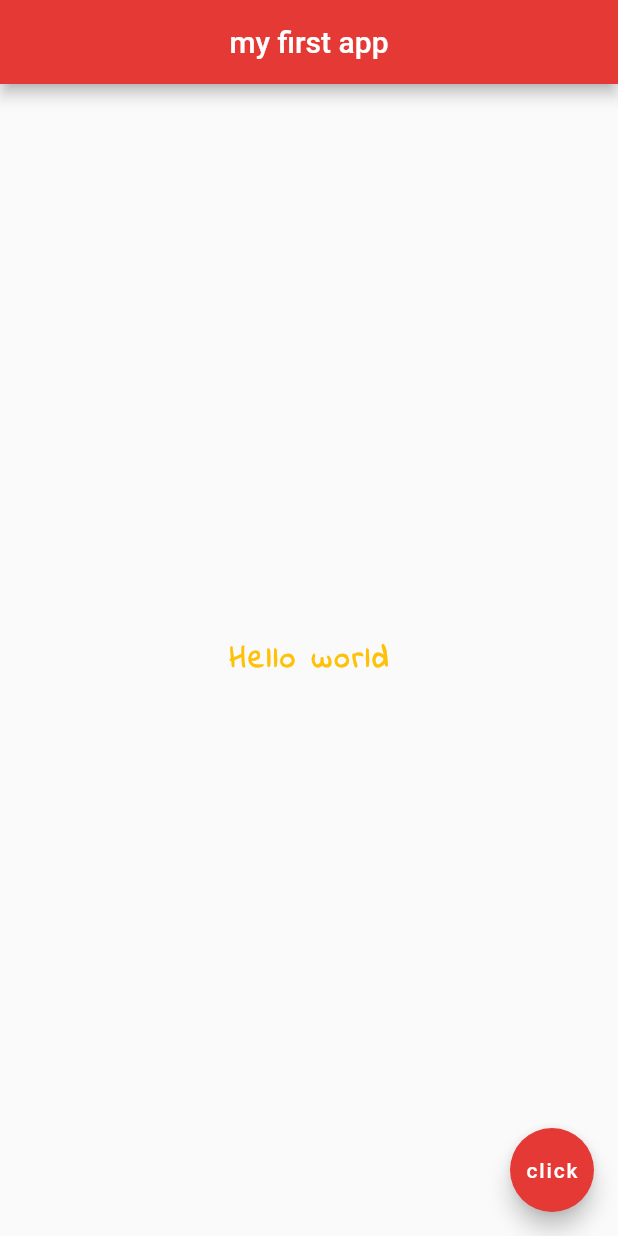
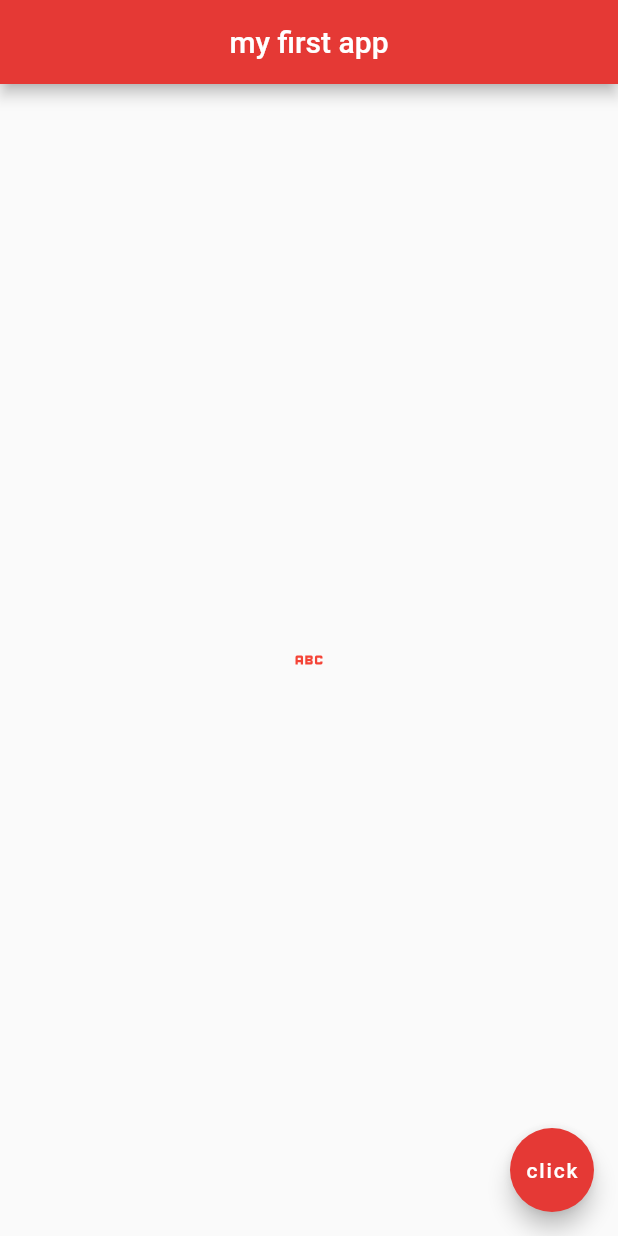
Before and after one commit to TiagoRibeiro02/Flutter_Practice, a Flutter app: the screen it shows after launch, on a phone screen of 412 x 824 dp. Run offline on Flutter 3.47's test engine with Material 2 defaults, Android fonts, the phone set to English and light mode, and no system bars.

Commit message:
added images and button/icons

```diff
--- a/firstapp/lib/main.dart
+++ b/firstapp/lib/main.dart
@@ -17,8 +17,9 @@ class Home extends StatelessWidget {
         centerTitle: true,
         backgroundColor: Colors.red[600],
       ),
-      body: const Center(
-        child: Text(
+      body: Center(
+        //text
+        /*child: Text(
           'Hello world',
           style: TextStyle(
             fontSize: 20.0,
@@ -27,7 +28,39 @@ class Home extends StatelessWidget {
             color: Colors.amber,
             fontFamily: 'IndieFlower',
           ),
+        ),*/
+
+        //images
+        /*child: Image(
+          //network img
+          //image: NetworkImage('https://images.unsplash.com/photo-1688019984360-50d40dfa955a?ixlib=rb-4.0.3&ixid=M3wxMjA3fDB8MHxwaG90by1wYWdlfHx8fGVufDB8fHx8fA%3D%3D&auto=format&fit=crop&w=687&q=80'),
+
+          //img from pc
+          image: AssetImage('assets/IMG_0599.jpg'),
+        ),*/
+
+        //buttons/icons
+        /*child: Icon(
+          Icons.airport_shuttle,
+          color: Colors.lightBlue,
+          size: 50.0,
+        ),*/
+        //button with icon
+        /*child: ElevatedButton.icon(
+            onPressed: () {},
+            icon: Icon(
+              Icons.mail,
+            ),
+            label: Text('mail me'),
+        ),*/
+        //icon button
+        child: IconButton(
+          onPressed: () {},
+          icon: Icon(Icons.abc),
+          color: Colors.red,
         ),
+
+
       ),
       floatingActionButton: FloatingActionButton(
         onPressed: () {},
--- a/firstapp/pubspec.yaml
+++ b/firstapp/pubspec.yaml
@@ -59,9 +59,8 @@ flutter:
   uses-material-design: true
 
   # To add assets to your application, add an assets section, like this:
-  # assets:
-  #   - images/a_dot_burr.jpeg
-  #   - images/a_dot_ham.jpeg
+  assets:
+   - assets/
 
   # An image asset can refer to one or more resolution-specific "variants", see
   # https://flutter.dev/assets-and-images/#resolution-aware
```
Also changed, not shown: firstapp/assets/technology-background-concept-circuit-board-electronic-system-futuristic-hi-tech-light-on-dark-blue-free-vector.jpg (added), 2 other files.
